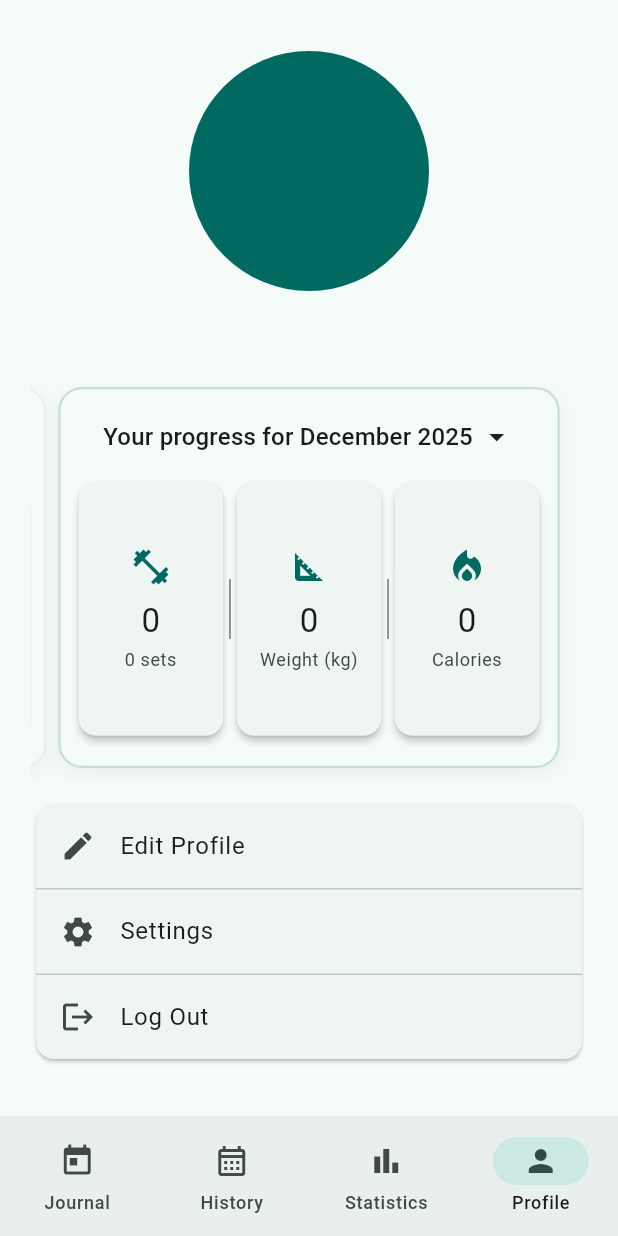
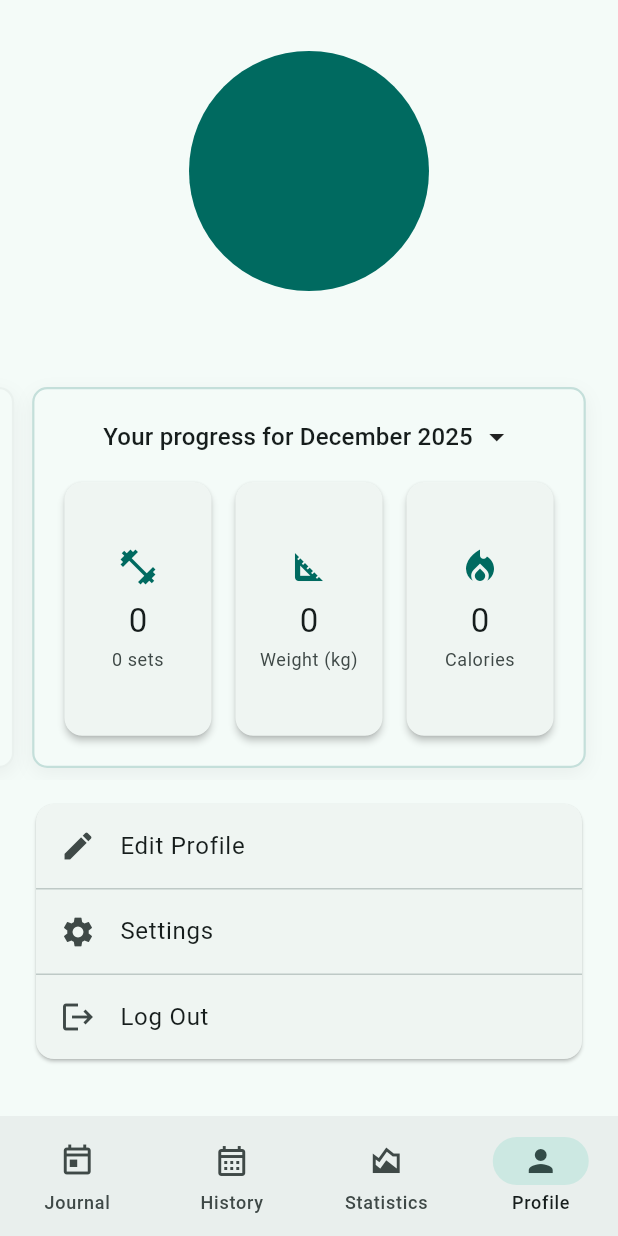
Before and after one commit to MykhailoZaichenko/gym_tracker_app, a Flutter app: the screen it shows once a user with an empty profile is signed in, item 4 of the bottom bar chosen, on a phone screen of 412 x 824 dp. Run offline on Flutter 3.47's test engine with Material 3 defaults, Android fonts, the phone set to English and light mode, and no system bars; our stand-ins replace cloud_firestore, connectivity_plus, firebase_auth, firebase_core, fl_chart, google_fonts and 6 more; accounts and stored records are empty; generated files the repository leaves out were written again.

Commit message:
Some UI fixes

```diff
--- a/lib/features/analytics/pages/graf_page.dart
+++ b/lib/features/analytics/pages/graf_page.dart
@@ -229,15 +229,24 @@ class _GrafPageState extends State<GrafPage> with TickerProviderStateMixin {
     switch (_range) {
       case RangeMode.month:
         final dayNum = x.round();
+        // Захист від некоректних днів (наприклад, 32 січня)
+        final maxDays = DateTime(
+          _visibleMonth.year,
+          _visibleMonth.month + 1,
+          0,
+        ).day;
+        if (dayNum < 1 || dayNum > maxDays) return null;
         return DateTime(_visibleMonth.year, _visibleMonth.month, dayNum);
       case RangeMode.year:
         final month = x.round();
-        return DateTime(DateTime.now().year, month, 1);
+        if (month < 1 || month > 12) return null;
+        return DateTime(_visibleMonth.year, month, 1);
     }
   }
 
   void _onPointTapped(DateTime day) {
     final loc = AppLocalizations.of(context)!;
+    if (_range == RangeMode.year) return;
     final key =
         '${day.year.toString().padLeft(4, '0')}-${day.month.toString().padLeft(2, '0')}-${day.day.toString().padLeft(2, '0')}';
     final exList = _allWorkouts[key] ?? [];
@@ -346,7 +355,8 @@ class _GrafPageState extends State<GrafPage> with TickerProviderStateMixin {
   double _bottomInterval() {
     switch (_range) {
       case RangeMode.month:
-        return 5;
+        //todo зробити динамічний інтервал типу якщо там до 15 днів покищо введено, то 1, а якщо всі 30 введено то 3 або 2
+        return 1;
       case RangeMode.year:
         return 1;
     }
--- a/lib/features/analytics/widgets/line_chart_card.dart
+++ b/lib/features/analytics/widgets/line_chart_card.dart
@@ -56,7 +56,7 @@ class ProgressLineChart extends StatelessWidget {
       return {'min': v - delta, 'max': v + delta};
     }
 
-    final paddingRel = 0.05;
+    final paddingRel = 0.1;
     final minWithPad = rawMin - (rawMax - rawMin) * paddingRel;
     final maxWithPad = rawMax + (rawMax - rawMin) * paddingRel;
 
--- a/lib/features/profile/pages/profile_page.dart
+++ b/lib/features/profile/pages/profile_page.dart
@@ -173,15 +173,19 @@ class _ProfilePageState extends State<ProfilePage> {
         body: _isLoading
             ? const Center(child: CircularProgressIndicator())
             : Padding(
-                padding: const EdgeInsets.all(20),
+                padding: const EdgeInsets.symmetric(vertical: 20),
                 child: Center(
                   child: ListView(
                     shrinkWrap: true,
                     children: [
-                      ProfileHeader(user: _user, onEditPressed: _onEditProfile),
+                      Padding(
+                        padding: const EdgeInsets.symmetric(horizontal: 20),
+                        child: ProfileHeader(
+                          user: _user,
+                          onEditPressed: _onEditProfile,
+                        ),
+                      ),
                       const SizedBox(height: 12),
-                      // ProfileStatsCard залишається таким самим,
-                      // ми просто передаємо йому нові, правильні дані
                       ProfileStatsCard(
                         visibleMonth: _visibleMonth,
                         ukMonthLabel: capitalizedMonth,
@@ -198,9 +202,12 @@ class _ProfilePageState extends State<ProfilePage> {
                         },
                       ),
                       const SizedBox(height: 12),
-                      ProfileSettingsList(
-                        user: _user,
-                        onProfileUpdated: _onProfileUpdated,
+                      Padding(
+                        padding: const EdgeInsets.symmetric(horizontal: 20),
+                        child: ProfileSettingsList(
+                          user: _user,
+                          onProfileUpdated: _onProfileUpdated,
+                        ),
                       ),
                     ],
                   ),
--- a/lib/features/profile/widgets/profile_stats_card.dart
+++ b/lib/features/profile/widgets/profile_stats_card.dart
@@ -47,7 +47,7 @@ class _ProfileStatsCardState extends State<ProfileStatsCard> {
     final initialIndex = _calculateIndex(widget.visibleMonth);
     _pageController = PageController(
       initialPage: initialIndex,
-      viewportFraction: 0.92,
+      viewportFraction: 0.925,
     );
   }
 
@@ -132,12 +132,12 @@ class _ProfileStatsCardState extends State<ProfileStatsCard> {
             },
             child: Container(
               margin: const EdgeInsets.symmetric(
-                horizontal: 4,
+                horizontal: 6,
                 vertical: 8,
               ), // Відступи між картками
               decoration: BoxDecoration(
                 color: theme.cardColor,
-                borderRadius: BorderRadius.circular(16),
+                borderRadius: BorderRadius.circular(10),
                 boxShadow: [
                   BoxShadow(
                     color: Colors.black.withValues(alpha: 0.05),
@@ -153,11 +153,9 @@ class _ProfileStatsCardState extends State<ProfileStatsCard> {
                 ),
               ),
               child: Padding(
-                padding: const EdgeInsets.symmetric(
-                  vertical: 16,
-                  horizontal: 8,
-                ),
+                padding: const EdgeInsets.all(16.0),
                 child: Column(
+                  mainAxisAlignment: MainAxisAlignment.spaceBetween,
                   mainAxisSize: MainAxisSize.min,
                   children: [
                     // 🔽 Заголовок з вибором місяця
@@ -208,7 +206,8 @@ class _ProfileStatsCardState extends State<ProfileStatsCard> {
                     // 📊 Статистика
                     Expanded(
                       child: Row(
-                        mainAxisAlignment: MainAxisAlignment.spaceEvenly,
+                        // mainAxisAlignment: MainAxisAlignment.spaceEvenly,
+                        crossAxisAlignment: CrossAxisAlignment.start,
                         children: [
                           StatTile(
                             icon: Icons.fitness_center,
@@ -220,11 +219,7 @@ class _ProfileStatsCardState extends State<ProfileStatsCard> {
                                 ? loc.setsCount(widget.totalSets)
                                 : loc.setsCount(0).replaceAll('0', ''),
                           ),
-                          Container(
-                            width: 1,
-                            height: 40,
-                            color: theme.dividerColor,
-                          ),
+                          const SizedBox(width: 8),
                           StatTile(
                             icon: Icons.square_foot,
                             value: isCurrent
@@ -232,11 +227,7 @@ class _ProfileStatsCardState extends State<ProfileStatsCard> {
                                 : '-',
                             label: '${loc.weightLabel} (${loc.weightUnit})',
                           ),
-                          Container(
-                            width: 1,
-                            height: 40,
-                            color: theme.dividerColor,
-                          ),
+                          const SizedBox(width: 8),
                           StatTile(
                             icon: Icons.local_fire_department,
                             value: isCurrent
--- a/lib/widget/layout/navbar_widget.dart
+++ b/lib/widget/layout/navbar_widget.dart
@@ -23,8 +23,8 @@ class _NavbarWidgetState extends State<NavbarWidget> {
           },
           destinations: [
             NavigationDestination(
-              icon: const Icon(Icons.today),
-              selectedIcon: const Icon(Icons.today_outlined),
+              icon: const Icon(Icons.today_outlined),
+              selectedIcon: const Icon(Icons.today),
               label: loc.navJournal, // "Щоденник"
             ),
             NavigationDestination(
@@ -33,7 +33,8 @@ class _NavbarWidgetState extends State<NavbarWidget> {
               label: loc.navHistory, // "Історія"
             ),
             NavigationDestination(
-              icon: const Icon(Icons.bar_chart),
+              icon: const Icon(Icons.area_chart_outlined),
+              selectedIcon: const Icon(Icons.area_chart),
               label: loc.navStats, // "Статистика"
             ),
             NavigationDestination(
@@ -42,10 +43,6 @@ class _NavbarWidgetState extends State<NavbarWidget> {
               label: loc.navProfile, // "Профіль"
             ),
           ],
-          // onDestinationSelected: (int value) {
-          //   selectedPageNotifier.value = value;
-          // },
-          // selectedIndex: selectedPage,
         );
       },
     );
```
